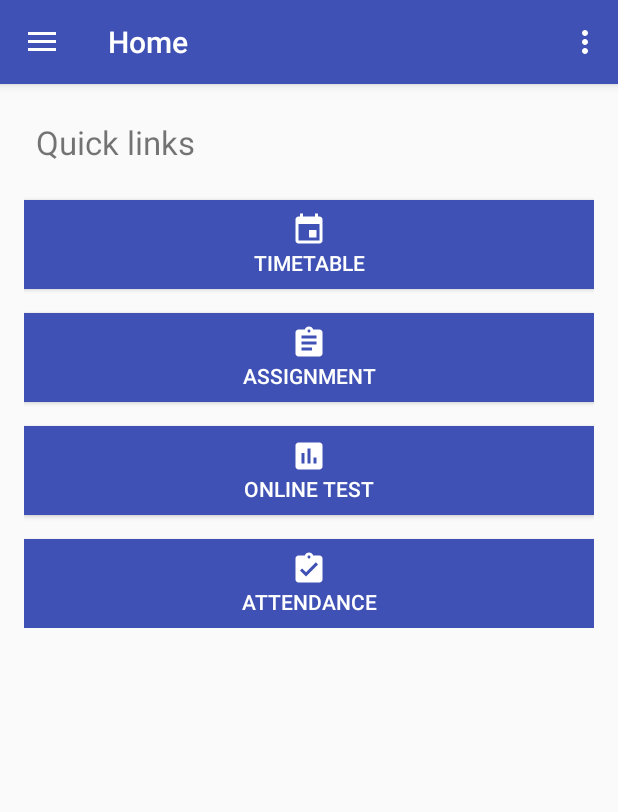
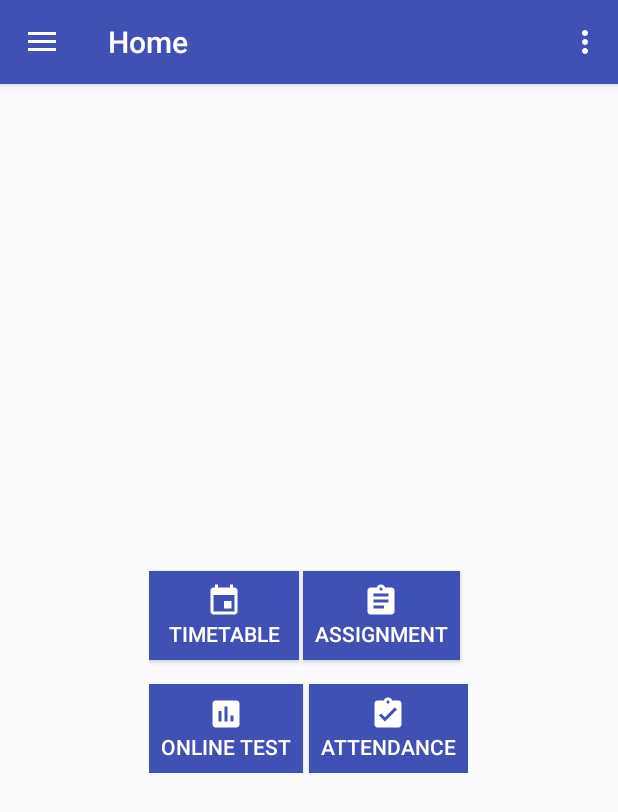
Before and after one commit to OganBelema/EBSU, an Android app: the HomeFragment screen opened directly, with no data from a screen before it, on a phone screen of 412 x 824 dp. Shown: the top 812 px of the screen. Run offline under Robolectric (Android 15) with nearby library versions, the phone set to English and light mode, and no system bars.

```diff
--- a/app/src/main/java/com/compunetlimited/ogan/ebsu/ServiceGenerator.kt
+++ b/app/src/main/java/com/compunetlimited/ogan/ebsu/ServiceGenerator.kt
@@ -11,7 +11,6 @@ object ServiceGenerator {
 
     private val BASE_URL = "https://ebsuportal.azurewebsites.net/"
 
-
     private val builder = Retrofit.Builder()
             .baseUrl(BASE_URL)
             .addConverterFactory(GsonConverterFactory.create())
--- a/app/src/main/java/com/compunetlimited/ogan/ebsu/fragments/HomeFragment.kt
+++ b/app/src/main/java/com/compunetlimited/ogan/ebsu/fragments/HomeFragment.kt
@@ -20,7 +20,7 @@ class HomeFragment : Fragment() {
                               savedInstanceState: Bundle?): View? {
         // Inflate the layout for this fragment
         activity.title = resources.getString(R.string.home)
-        return inflater!!.inflate(R.layout.fragment_home, container, false)
+        return inflater?.inflate(R.layout.fragment_home, container, false)
     }
 
 }// Required empty public constructor
--- a/app/src/main/java/com/compunetlimited/ogan/ebsu/sessionManagement/UserSessionManager.kt
+++ b/app/src/main/java/com/compunetlimited/ogan/ebsu/sessionManagement/UserSessionManager.kt
@@ -14,7 +14,6 @@ class UserSessionManager(private val _context: Context) {
 
     // Shared pref mode
     private val PRIVATE_MODE = 0
-
 
     // Check for login
     val isUserLoggedIn: Boolean
--- a/app/src/main/res/layout/fragment_home.xml
+++ b/app/src/main/res/layout/fragment_home.xml
@@ -3,34 +3,36 @@
     android:layout_width="match_parent"
     android:layout_height="match_parent"
     tools:context="com.compunetlimited.ogan.ebsu.fragments.HomeFragment">
-<LinearLayout
-    android:layout_width="match_parent"
+<GridLayout
+    android:layout_width="wrap_content"
     android:layout_height="wrap_content"
-    android:orientation="vertical"
+    android:orientation="horizontal"
+    android:layout_gravity="center"
+    android:columnCount="2"
     android:padding="16dp">
 
-    <TextView
+    <!--<TextView
         android:layout_width="wrap_content"
         android:layout_height="wrap_content"
         android:text="Quick links"
         android:layout_margin="8dp"
-        android:textSize="22sp"/>
+        android:textSize="22sp"/>-->
 
     <Button
-        android:layout_width="match_parent"
+        android:layout_width="100dp"
         android:layout_height="wrap_content"
         style="@style/home_buttons"
         android:drawableTop="@drawable/ic_event_black_24dp"
         android:text="Timetable"/>
 
     <Button
-        android:layout_width="match_parent"
+        android:layout_width="wrap_content"
         android:layout_height="wrap_content"
         style="@style/home_buttons"
         android:text="Assignment"
         android:drawableTop="@drawable/ic_assignment_black_24dp"/>
     <Button
-        android:layout_width="match_parent"
+        android:layout_width="wrap_content"
         android:layout_height="wrap_content"
         style="@style/home_buttons"
         android:text="Online test"
@@ -39,9 +41,10 @@
     <Button
         android:drawableTop="@drawable/ic_assignment_turned_in_black_24dp"
         style="@style/home_buttons"
-        android:layout_width="match_parent"
+        android:layout_marginLeft="4dp"
+        android:layout_width="wrap_content"
         android:layout_height="wrap_content"
         android:text="Attendance"/>
 
-</LinearLayout>
+</GridLayout>
 </ScrollView>
```
Also changed, not shown: app/src/main/AndroidManifest.xml (+4 -4 lines), app/src/main/java/com/compunetlimited/ogan/ebsu/LoginActivity.kt (+8 -8 lines), app/src/main/java/com/compunetlimited/ogan/ebsu/fragments/DashboardFragment.kt (+15 -34 lines), 3 other files.
